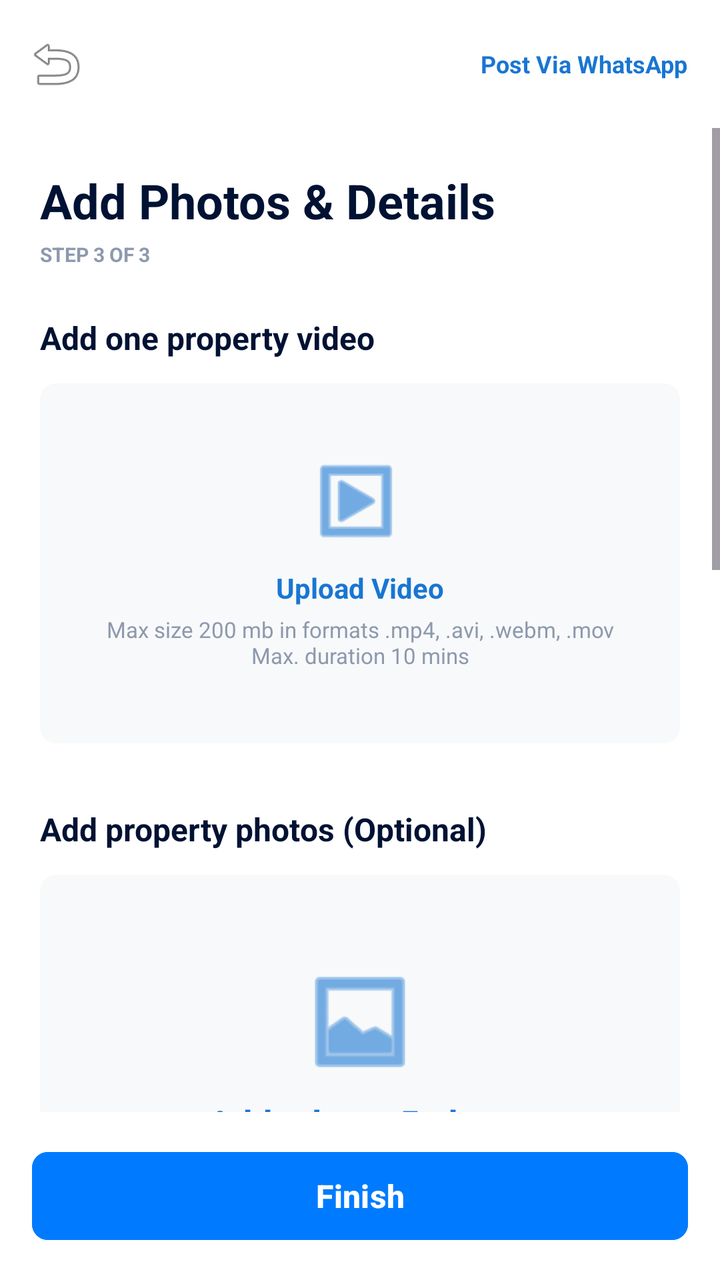
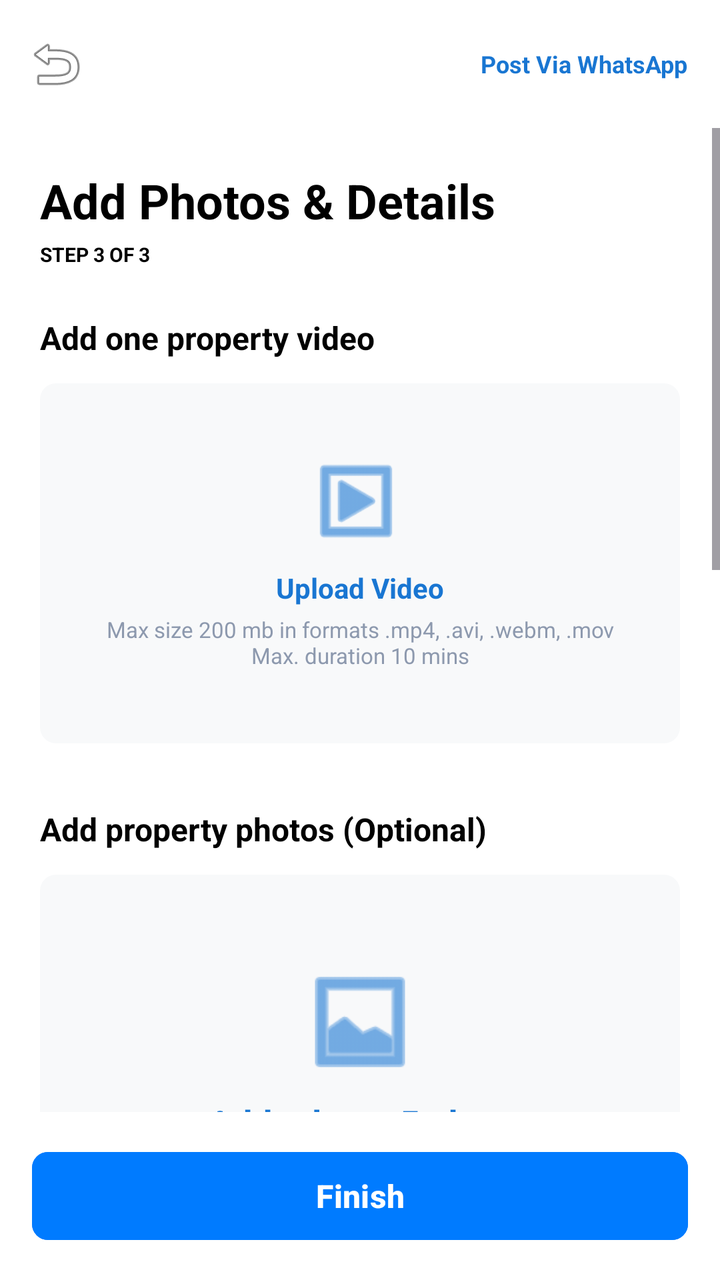

Before-and-after screenshots of an Android layout around one commit, followed by the original layout XML and the change that was made.
<!-- AndroidManifest.xml: application theme Theme.Realestateapp -->
<!-- res/layout/activity_post_property_photos.xml -->
<?xml version="1.0" encoding="utf-8"?>
<LinearLayout xmlns:android="http://schemas.android.com/apk/res/android"
    xmlns:app="http://schemas.android.com/apk/res-auto"
    android:layout_width="match_parent"
    android:layout_height="match_parent"
    android:background="@color/white"
    android:orientation="vertical">

    <androidx.appcompat.widget.Toolbar
        android:id="@+id/toolbar"
        android:layout_width="match_parent"
        android:layout_height="?attr/actionBarSize"
        android:background="@color/white"
        app:navigationIcon="@android:drawable/ic_menu_revert">
        <TextView
            android:layout_width="wrap_content"
            android:layout_height="wrap_content"
            android:layout_gravity="end"
            android:layout_marginEnd="16dp"
            android:text="Post Via WhatsApp"
            android:textColor="#1976D2"
            android:textSize="12sp"
            android:textStyle="bold" />
    </androidx.appcompat.widget.Toolbar>

    <ScrollView
        android:layout_width="match_parent"
        android:layout_height="0dp"
        android:layout_weight="1">

        <LinearLayout
            android:layout_width="match_parent"
            android:layout_height="wrap_content"
            android:orientation="vertical"
            android:padding="20dp">

            <TextView
                android:layout_width="wrap_content"
                android:layout_height="wrap_content"
                android:text="Add Photos &amp; Details"
                android:textColor="#001233"
                android:textSize="24sp"
                android:textStyle="bold" />

            <TextView
                android:layout_width="wrap_content"
                android:layout_height="wrap_content"
                android:layout_marginTop="4dp"
                android:text="STEP 3 OF 3"
                android:textColor="#8D99AE"
                android:textSize="10sp"
                android:textStyle="bold" />

            
            <TextView
                android:layout_width="wrap_content"
                android:layout_height="wrap_content"
                android:layout_marginTop="24dp"
                android:text="Add one property video"
                android:textColor="#001233"
                android:textSize="16sp"
                android:textStyle="bold" />

            <androidx.cardview.widget.CardView
                android:id="@+id/btnUploadVideo"
                android:layout_width="match_parent"
                android:layout_height="180dp"
                android:layout_marginTop="12dp"
                app:cardCornerRadius="8dp"
                app:cardElevation="0dp"
                app:strokeColor="#E9ECEF"
                app:strokeWidth="1dp">
                <LinearLayout
                    android:layout_width="match_parent"
                    android:layout_height="match_parent"
                    android:background="#F8F9FA"
                    android:gravity="center"
                    android:orientation="vertical">
                    <ImageView
                        android:layout_width="48dp"
                        android:layout_height="48dp"
                        android:src="@android:drawable/ic_menu_slideshow"
                        app:tint="#1976D2" />
                    <TextView
                        android:layout_width="wrap_content"
                        android:layout_height="wrap_content"
                        android:layout_marginTop="8dp"
                        android:text="Upload Video"
                        android:textColor="#1976D2"
                        android:textStyle="bold" />
                    <TextView
                        android:layout_width="wrap_content"
                        android:layout_height="wrap_content"
                        android:layout_marginTop="4dp"
                        android:gravity="center"
                        android:paddingHorizontal="20dp"
                        android:text="Max size 200 mb in formats .mp4, .avi, .webm, .mov\nMax. duration 10 mins"
                        android:textColor="#8D99AE"
                        android:textSize="11sp" />
                </LinearLayout>
            </androidx.cardview.widget.CardView>

            
            <TextView
                android:layout_width="wrap_content"
                android:layout_height="wrap_content"
                android:layout_marginTop="32dp"
                android:text="Add property photos (Optional)"
                android:textColor="#001233"
                android:textSize="16sp"
                android:textStyle="bold" />

            <androidx.cardview.widget.CardView
                android:id="@+id/btnUploadPhotos"
                android:layout_width="match_parent"
                android:layout_height="200dp"
                android:layout_marginTop="12dp"
                app:cardCornerRadius="8dp"
                app:cardElevation="0dp"
                app:strokeColor="#E9ECEF"
                app:strokeWidth="1dp">
                <LinearLayout
                    android:layout_width="match_parent"
                    android:layout_height="match_parent"
                    android:background="#F8F9FA"
                    android:gravity="center"
                    android:orientation="vertical">
                    <ImageView
                        android:layout_width="60dp"
                        android:layout_height="60dp"
                        android:src="@android:drawable/ic_menu_gallery"
                        app:tint="#1976D2" />
                    <TextView
                        android:layout_width="wrap_content"
                        android:layout_height="wrap_content"
                        android:layout_marginTop="8dp"
                        android:text="+ Add atleast 5 photos"
                        android:textColor="#1976D2"
                        android:textSize="18sp"
                        android:textStyle="bold" />
                    <TextView
                        android:layout_width="wrap_content"
                        android:layout_height="wrap_content"
                        android:layout_marginTop="4dp"
                        android:text="Click from camera or browse to upload"
                        android:textColor="#8D99AE"
                        android:textSize="12sp" />
                </LinearLayout>
            </androidx.cardview.widget.CardView>

            
            <TextView
                android:layout_width="wrap_content"
                android:layout_height="wrap_content"
                android:layout_marginTop="32dp"
                android:text="Furnishing (Optional)"
                android:textColor="#001233"
                android:textSize="16sp"
                android:textStyle="bold" />

            <com.google.android.material.chip.ChipGroup
                android:layout_width="match_parent"
                android:layout_height="wrap_content"
                android:layout_marginTop="12dp"
                app:singleSelection="true">
                <com.google.android.material.chip.Chip
                    style="@style/Widget.MaterialComponents.Chip.Choice"
                    android:layout_width="wrap_content"
                    android:layout_height="wrap_content"
                    android:text="Unfurnished"
                    app:chipBackgroundColor="@color/chip_bg_selector"
                    android:textColor="@color/chip_text_selector"
                    app:chipStrokeColor="#CED4DA"
                    app:chipStrokeWidth="1dp" />
                <com.google.android.material.chip.Chip
                    style="@style/Widget.MaterialComponents.Chip.Choice"
                    android:layout_width="wrap_content"
                    android:layout_height="wrap_content"
                    android:text="Semi-Furnished"
                    app:chipBackgroundColor="@color/chip_bg_selector"
                    android:textColor="@color/chip_text_selector"
                    app:chipStrokeColor="#CED4DA"
                    app:chipStrokeWidth="1dp" />
                <com.google.android.material.chip.Chip
                    style="@style/Widget.MaterialComponents.Chip.Choice"
                    android:layout_width="wrap_content"
                    android:layout_height="wrap_content"
                    android:text="Furnished"
                    app:chipBackgroundColor="@color/chip_bg_selector"
                    android:textColor="@color/chip_text_selector"
                    app:chipStrokeColor="#CED4DA"
                    app:chipStrokeWidth="1dp" />
            </com.google.android.material.chip.ChipGroup>

            
            <TextView
                android:layout_width="wrap_content"
                android:layout_height="wrap_content"
                android:layout_marginTop="32dp"
                android:text="What makes your property unique"
                android:textColor="#001233"
                android:textSize="16sp"
                android:textStyle="bold" />
            <TextView
                android:layout_width="wrap_content"
                android:layout_height="wrap_content"
                android:text="Adding description will increase your listing visibility"
                android:textColor="#8D99AE"
                android:textSize="11sp" />

            <EditText
                android:id="@+id/etDescription"
                android:layout_width="match_parent"
                android:layout_height="120dp"
                android:layout_marginTop="12dp"
                android:background="@drawable/edit_text_bg"
                android:gravity="top"
                android:hint="Share some details about your property like spacious rooms, well maintained facilities.."
                android:padding="12dp"
                android:textSize="14sp" />

            <TextView
                android:layout_width="wrap_content"
                android:layout_height="wrap_content"
                android:layout_gravity="end"
                android:layout_marginTop="4dp"
                android:text="0/5000 ( Min. 30 characters )"
                android:textColor="#8D99AE"
                android:textSize="10sp" />

            
            <TextView
                android:layout_width="wrap_content"
                android:layout_height="wrap_content"
                android:layout_marginTop="24dp"
                android:text="Add Email (Optional)"
                android:textColor="#001233"
                android:textSize="16sp"
                android:textStyle="bold" />

            <EditText
                android:id="@+id/etEmail"
                android:layout_width="match_parent"
                android:layout_height="56dp"
                android:layout_marginTop="12dp"
                android:background="@drawable/edit_text_bg"
                android:hint="Email"
                android:inputType="textEmailAddress"
                android:paddingHorizontal="16dp" />

        </LinearLayout>
    </ScrollView>

    <Button
        android:id="@+id/btnFinish"
        android:layout_width="match_parent"
        android:layout_height="52dp"
        android:layout_margin="16dp"
        android:backgroundTint="#007BFF"
        android:text="Finish"
        android:textAllCaps="false"
        android:textColor="@color/white"
        android:textSize="16sp"
        android:textStyle="bold"
        app:cornerRadius="8dp" />

</LinearLayout>
<!-- resources referenced by this layout -->
<resources>
  <color name="white">#FFFFFFFF</color>
  <!-- drawable edit_text_bg (drawable) -->
  <?xml version="1.0" encoding="utf-8"?>
  <shape xmlns:android="http://schemas.android.com/apk/res/android">
      <solid android:color="@color/white" />
      <stroke android:width="1dp" android:color="@color/border_color" />
      <corners android:radius="12dp" />
  </shape>
  <style name="Theme.Realestateapp" parent="Base.Theme.Realestateapp" />
  <color name="border_color">#E1E1E1</color>
  <style name="Base.Theme.Realestateapp" parent="Theme.Material3.DayNight.NoActionBar">
          
          <item name="colorPrimary">@color/primary</item>
      </style>
  <color name="primary">#7F3DFF</color>
</resources>

<!-- the commit's change to res/layout/activity_post_property_photos.xml (unified diff, before → after) -->
@@ -38,7 +38,7 @@
                 android:layout_width="wrap_content"
                 android:layout_height="wrap_content"
                 android:text="Add Photos &amp; Details"
-                android:textColor="#001233"
+                android:textColor="@color/black"
                 android:textSize="24sp"
                 android:textStyle="bold" />
 
@@ -47,7 +47,7 @@
                 android:layout_height="wrap_content"
                 android:layout_marginTop="4dp"
                 android:text="STEP 3 OF 3"
-                android:textColor="#8D99AE"
+                android:textColor="@color/black"
                 android:textSize="10sp"
                 android:textStyle="bold" />
 
@@ -57,7 +57,7 @@
                 android:layout_height="wrap_content"
                 android:layout_marginTop="24dp"
                 android:text="Add one property video"
-                android:textColor="#001233"
+                android:textColor="@color/black"
                 android:textSize="16sp"
                 android:textStyle="bold" />
 
@@ -106,7 +106,7 @@
                 android:layout_height="wrap_content"
                 android:layout_marginTop="32dp"
                 android:text="Add property photos (Optional)"
-                android:textColor="#001233"
+                android:textColor="@color/black"
                 android:textSize="16sp"
                 android:textStyle="bold" />
 
@@ -154,7 +154,7 @@
                 android:layout_height="wrap_content"
                 android:layout_marginTop="32dp"
                 android:text="Furnishing (Optional)"
-                android:textColor="#001233"
+                android:textColor="@color/black"
                 android:textSize="16sp"
                 android:textStyle="bold" />
 
@@ -198,14 +198,14 @@
                 android:layout_height="wrap_content"
                 android:layout_marginTop="32dp"
                 android:text="What makes your property unique"
-                android:textColor="#001233"
+                android:textColor="@color/black"
                 android:textSize="16sp"
                 android:textStyle="bold" />
             <TextView
                 android:layout_width="wrap_content"
                 android:layout_height="wrap_content"
                 android:text="Adding description will increase your listing visibility"
-                android:textColor="#8D99AE"
+                android:textColor="@color/black"
                 android:textSize="11sp" />
 
             <EditText
@@ -217,6 +217,7 @@
                 android:gravity="top"
                 android:hint="Share some details about your property like spacious rooms, well maintained facilities.."
                 android:padding="12dp"
+                android:textColor="@color/black"
                 android:textSize="14sp" />
 
             <TextView
@@ -234,7 +235,7 @@
                 android:layout_height="wrap_content"
                 android:layout_marginTop="24dp"
                 android:text="Add Email (Optional)"
-                android:textColor="#001233"
+                android:textColor="@color/black"
                 android:textSize="16sp"
                 android:textStyle="bold" />
 
@@ -246,7 +247,8 @@
                 android:background="@drawable/edit_text_bg"
                 android:hint="Email"
                 android:inputType="textEmailAddress"
-                android:paddingHorizontal="16dp" />
+                android:paddingHorizontal="16dp"
+                android:textColor="@color/black" />
 
         </LinearLayout>
     </ScrollView>
<!-- resource entries referenced after the edit -->
@@ -1,5 +1,6 @@
 <!-- resources referenced by this layout -->
 <resources>
+  <color name="black">#FF000000</color>
   <color name="white">#FFFFFFFF</color>
   <!-- drawable edit_text_bg (drawable) -->
   <?xml version="1.0" encoding="utf-8"?>
